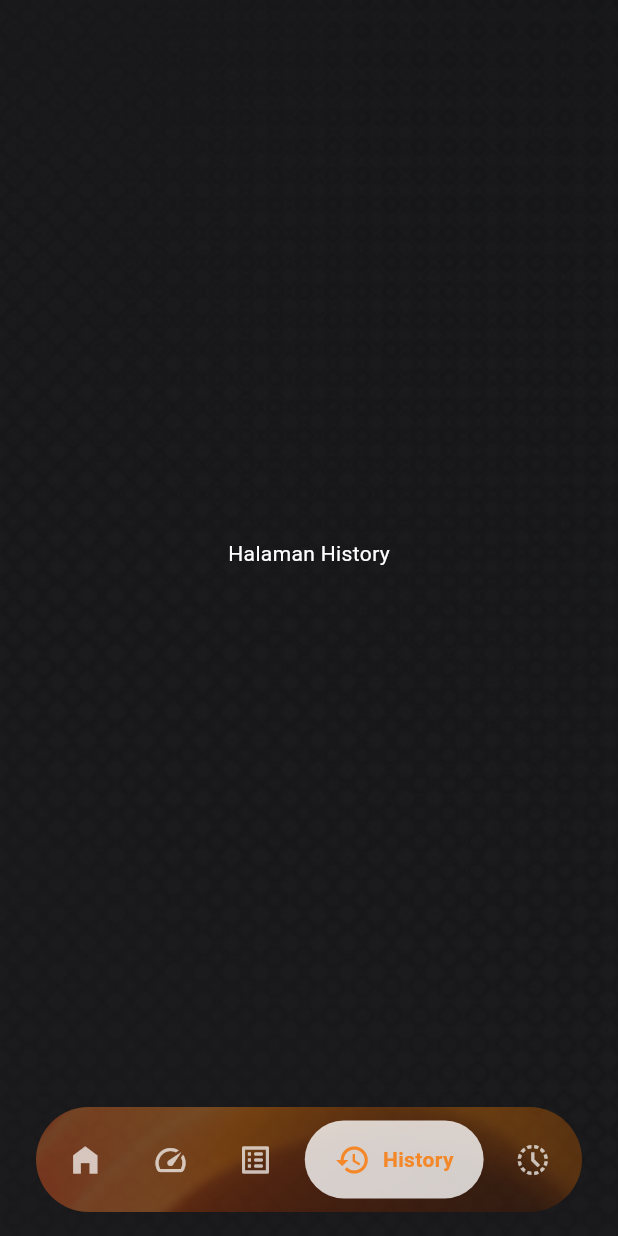
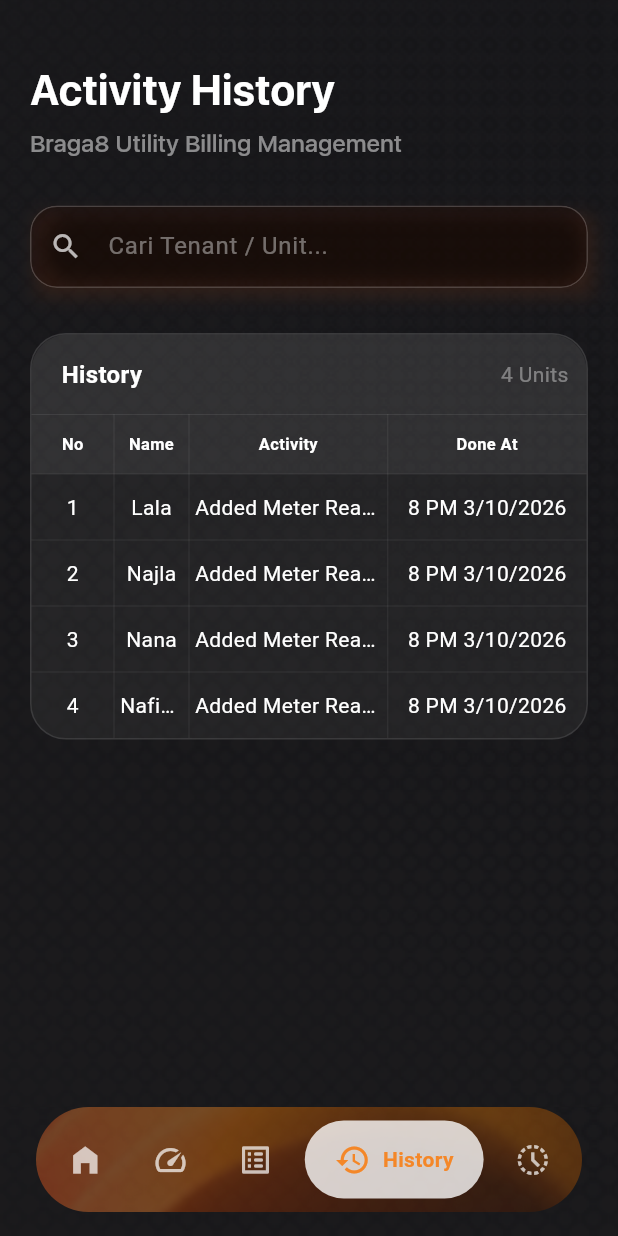
Before and after one commit to najlanafisah/braga8-app-components, a Flutter app: the screen it shows after launch, scrolled down 68 dp, after a tap on "History", on a phone screen of 412 x 824 dp. Run offline on Flutter 3.47's test engine with Material 3 defaults, Android fonts, the light colour scheme and no system bars; project files that could hold a hidden picture were left out.

Commit message:
history_screen.dart added

```diff
--- a/lib/views/dashboard/dashboard_screen.dart
+++ b/lib/views/dashboard/dashboard_screen.dart
@@ -1,3 +1,5 @@
+import 'package:braga8_app_components/views/history/history_screen.dart';
+import 'package:braga8_app_components/views/list-komplain/complains_screen.dart';
 import 'package:braga8_app_components/views/meter-input/meter_input_screen.dart';
 import 'package:flutter/material.dart';
 import '../../widgets/bottom_navbar_costom.dart';
@@ -28,12 +30,8 @@ class _DashboardScreenState extends State<DashboardScreen> {
       DashboardBody(onMenuTap: _onItemTapped),
       MeterInputScreen(),
       DaftarUnitScreen(),
-      Center(
-        child: Text("Halaman History", style: TextStyle(color: Colors.white)),
-      ),
-      Center(
-        child: Text("Halaman Profile", style: TextStyle(color: Colors.white)),
-      ),
+      HistoryScreen(),
+      ComplainsScreen()
     ];
 
     return Scaffold(
--- /dev/null
+++ b/lib/views/history/history_screen.dart
@@ -0,0 +1,163 @@
+import 'package:braga8_app_components/views/history/components/pop_up_detail.dart';
+import 'package:braga8_app_components/widgets/custom_search_bar.dart';
+import 'package:braga8_app_components/widgets/main_layouts.dart';
+import 'package:braga8_app_components/widgets/page_header.dart';
+import 'package:braga8_app_components/widgets/table_card.dart';
+import 'package:flutter/material.dart';
+
+class HistoryScreen extends StatefulWidget {
+  const HistoryScreen({super.key});
+
+  @override
+  State<HistoryScreen> createState() => _HistoryScreenState();
+}
+
+class _HistoryScreenState extends State<HistoryScreen> {
+  final List<Map<String, dynamic>> _allTenants = [
+    {
+      "histories_data": [
+        {
+          "no": "1",
+          "name": "Lala",
+          "activity": "Added Meter Readings",
+          "done at": "8 PM 3/10/2026",
+        },
+        {
+          "no": "2",
+          "name": "Najla",
+          "activity": "Added Meter Readings",
+          "done at": "8 PM 3/10/2026",
+        },
+        {
+          "no": "3",
+          "name": "Nana",
+          "activity": "Added Meter Readings",
+          "done at": "8 PM 3/10/2026",
+        },
+        {
+          "no": "4",
+          "name": "Nafish",
+          "activity": "Added Meter Readings",
+          "done at": "8 PM 3/10/2026",
+        },
+      ],
+    },
+  ];
+
+  List<Map<String, dynamic>> _filteredTenants = [];
+  final TextEditingController _searchController = TextEditingController();
+
+  @override
+  void initState() {
+    super.initState();
+    _filteredTenants = _allTenants;
+  }
+
+  void _filterData(String query) {
+    setState(() {
+      if (query.isEmpty) {
+        _filteredTenants = _allTenants;
+      } else {
+        _filteredTenants = _allTenants.where((tenant) {
+          final histories = tenant['histories_data'] as List;
+          return histories.any(
+            (h) => h['name'].toLowerCase().contains(query.toLowerCase()),
+          );
+        }).toList();
+      }
+    });
+  }
+
+  @override
+  void dispose() {
+    _searchController.dispose();
+    super.dispose();
+  }
+
+  @override
+  Widget build(BuildContext context) {
+    return Scaffold(
+      body: MainLayout(
+        child: SafeArea(
+          child: SingleChildScrollView(
+            padding: EdgeInsets.symmetric(horizontal: 20),
+            child: Column(
+              crossAxisAlignment: CrossAxisAlignment.start,
+              children: [
+                SizedBox(height: 40),
+                PageHeader(
+                  title: "Activity History",
+                  subtitle: "Braga8 Utility Billing Management",
+                ),
+                SizedBox(height: 30),
+                CustomSearchBar(
+                  controller: _searchController,
+                  hintText: "Cari Tenant / Unit...",
+                  onChanged: (value) => _filterData(value),
+                  onSearchPressed: () => _filterData(_searchController.text),
+                ),
+                SizedBox(height: 30),
+
+                if (_filteredTenants.isEmpty)
+                  Center(
+                    child: Padding(
+                      padding: EdgeInsets.only(top: 20),
+                      child: Text(
+                        "Data tidak ditemukan",
+                        style: TextStyle(color: Colors.white24),
+                      ),
+                    ),
+                  )
+                else
+                  ..._filteredTenants.map((tenant) {
+                    return TableCard(
+                      main: "History",
+                      columns: ["No", "Name", "Activity", "Done At"],
+                      data: List<Map<String, dynamic>>.from(
+                        tenant['histories_data'],
+                      ),
+                      onRowTap: (item) {
+                        PopUpDetail.showDetail(
+                          context: context,
+                          title: "Detail Activity",
+                          infoData: [
+                            {"label": "Name", "value": item['name']},
+                            {"label": "Activity", "value": item['activity']},
+                            {"label": "Time", "value": item['done at']},
+                          ],
+                        );
+                      },
+                      rowBuilder: (item) => [
+                        Text(item['no'], style: TextStyle(color: Colors.white)),
+                        Expanded(
+                          child: Text(
+                            item['name'],
+                            overflow: TextOverflow.ellipsis,
+                            maxLines: 1,
+                            style: TextStyle(color: Colors.white),
+                          ),
+                        ),
+                        Expanded(
+                          child: Text(
+                            item['activity'],
+                            overflow: TextOverflow.ellipsis,
+                            maxLines: 1,
+                            style: TextStyle(color: Colors.white),
+                          ),
+                        ),
+                        Text(
+                          item['done at'],
+                          style: TextStyle(color: Colors.white),
+                        ),
+                      ],
+                    );
+                  }),
+                SizedBox(height: 50),
+              ],
+            ),
+          ),
+        ),
+      ),
+    );
+  }
+}
--- /dev/null
+++ b/lib/views/list-komplain/complains_screen.dart
@@ -0,0 +1,156 @@
+import 'package:flutter/material.dart';
+import 'package:braga8_app_components/widgets/action_button.dart';
+import 'package:braga8_app_components/widgets/status_badge.dart';
+import '../../widgets/table_card.dart';
+import '../../widgets/page_header.dart';
+import '../../widgets/custom_search_bar.dart';
+import '../../widgets/main_layouts.dart';
+
+class ComplainsScreen extends StatefulWidget {
+  const ComplainsScreen({super.key});
+
+  @override
+  State<ComplainsScreen> createState() => _ComplainsScreenState();
+}
+
+class _ComplainsScreenState extends State<ComplainsScreen> {
+  final List<Map<String, dynamic>> _allTenants = [
+    {
+      "name": "Burger Bangor",
+      "units_data": [
+        {"unit": "2A", "floor": "2", "isCheck": true},
+        {"unit": "3A", "floor": "2", "isCheck": false},
+      ],
+    },
+    {
+      "name": "Kopi Kenangan",
+      "units_data": [
+        {"unit": "1B", "floor": "1", "isCheck": false},
+      ],
+    },
+    {
+      "name": "Indomaret Fresh",
+      "units_data": [
+        {"unit": "GF1", "floor": "G", "isCheck": true},
+        {"unit": "GF2", "floor": "G", "isCheck": true},
+      ],
+    },
+    {
+      "name": "Solaria",
+      "units_data": [
+        {"unit": "4C", "floor": "4", "isCheck": false},
+      ],
+    },
+  ];
+
+  List<Map<String, dynamic>> _filteredTenants = [];
+  final TextEditingController _searchController = TextEditingController();
+
+  @override
+  void initState() {
+    super.initState();
+    _filteredTenants = _allTenants;
+  }
+
+  void _filterData(String query) {
+    setState(() {
+      if (query.isEmpty) {
+        _filteredTenants = _allTenants;
+      } else {
+        _filteredTenants = _allTenants
+            .where(
+              (tenant) =>
+                  tenant['name'].toLowerCase().contains(query.toLowerCase()),
+            )
+            .toList();
+      }
+    });
+  }
+
+  @override
+  void dispose() {
+    _searchController.dispose();
+    super.dispose();
+  }
+
+  @override
+  Widget build(BuildContext context) {
+    return Scaffold(
+      body: MainLayout(
+        child: SafeArea(
+          child: SingleChildScrollView(
+            padding: EdgeInsets.symmetric(horizontal: 20),
+            child: Column(
+              crossAxisAlignment: CrossAxisAlignment.start,
+              children: [
+                SizedBox(height: 40),
+                PageHeader(
+                  title: "List Komplain",
+                  subtitle: "Braga8 Utility Billing Management",
+                ),
+                SizedBox(height: 30),
+                CustomSearchBar(
+                  controller: _searchController,
+                  hintText: "Cari Komplain...",
+                  onChanged: (value) => _filterData(value),
+                  onSearchPressed: () => _filterData(_searchController.text),
+                ),
+                SizedBox(height: 30),
+
+                if (_filteredTenants.isEmpty)
+                  Center(
+                    child: Padding(
+                      padding: EdgeInsets.only(top: 20),
+                      child: Text(
+                        "Data tidak ditemukan",
+                        style: TextStyle(color: Colors.white24),
+                      ),
+                    ),
+                  )
+                else
+                  ..._filteredTenants.map((tenant) {
+                    return TableCard(
+                      prefix: "Tenant:",
+                      main: tenant['name'],
+                      columns: [
+                        "Unit",
+                        "Floor",
+                        "Electricity",
+                        "Water",
+                        "Actions",
+                      ],
+                      data: List<Map<String, dynamic>>.from(
+                        tenant['units_data'],
+                      ),
+                      rowBuilder: (item) => [
+                        Text(
+                          item['unit'],
+                          style: TextStyle(color: Colors.white),
+                        ),
+                        Text(
+                          item['floor'],
+                          style: TextStyle(color: Colors.white),
+                        ),
+                        StatusBadge(isChecked: item['isCheck']),
+                        StatusBadge(isChecked: false),
+                        ActionButton(
+                          label: item['isCheck'] ? "View" : "Input",
+                          icon: item['isCheck'] ? Icons.visibility : Icons.add,
+                          color: item['isCheck']
+                              ? Colors.blueGrey
+                              : Colors.orange,
+                          onPressed: () {
+                          },
+                        ),
+                      ],
+                    );
+                  }),
+                SizedBox(height: 50),
+              ],
+            ),
+          ),
+        ),
+      ),
+    );
+  }
+}
--- a/lib/widgets/table_card.dart
+++ b/lib/widgets/table_card.dart
@@ -7,9 +7,11 @@ class TableCard extends StatelessWidget {
   final List<String> columns;
   final List<Map<String, dynamic>> data;
   final List<Widget> Function(Map<String, dynamic> item) rowBuilder;
+  final Function(Map<String, dynamic> item)? onRowTap;
 
   const TableCard({
     super.key,
+    this.onRowTap,
     this.prefix,
     this.main,
     this.suffix,
@@ -101,9 +103,14 @@ class TableCard extends StatelessWidget {
               ),
               ...data.map(
                 (item) => TableRow(
-                  children: rowBuilder(
-                    item,
-                  ).map((widget) => _cell(widget)).toList(),
+                  children: rowBuilder(item).map((widget) {
+                    return GestureDetector(
+                      behavior: HitTestBehavior
+                          .opaque, // Agar seluruh area sel bisa diklik
+                      onTap: () => onRowTap?.call(item),
+                      child: _cell(widget),
+                    );
+                  }).toList(),
                 ),
               ),
             ],
```
Also changed, not shown: lib/views/history/components/pop_up_detail.dart (added, +95 -0 lines).
